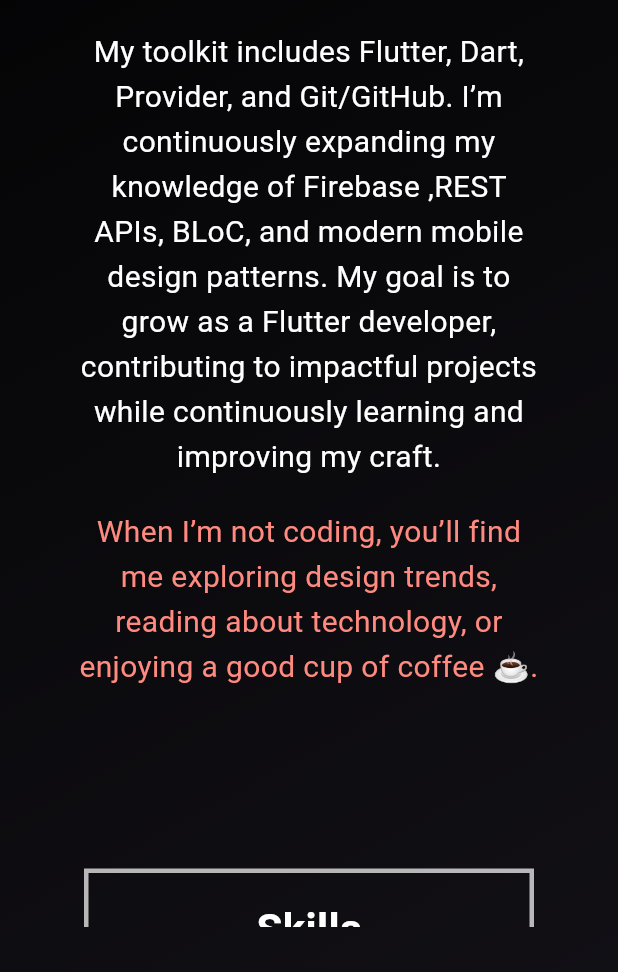
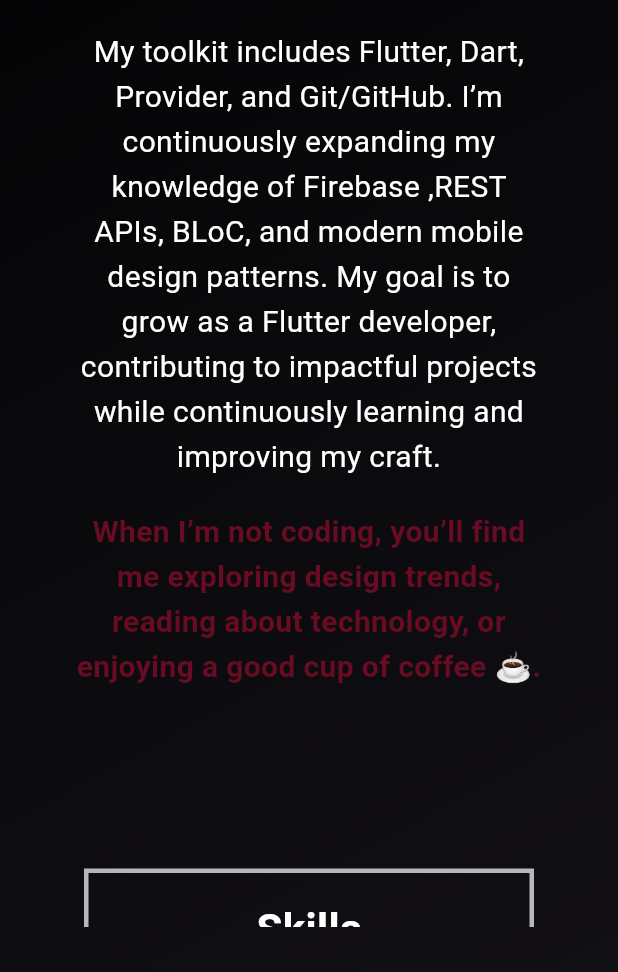
Before and after one commit to klarasameh1/Portfolio, a Flutter app: the screen it shows after launch, scrolled down 1728 dp, on a phone screen of 412 x 824 dp, the part 264-1236 px from its top. Run offline on Flutter 3.47's test engine with Material 3 defaults, Android fonts, the phone set to English and light mode, and no system bars; our stand-ins replace animated_text_kit, font_awesome_flutter.

Commit message:
edit font w and color

```diff
--- a/lib/pages/About/aboutPage.dart
+++ b/lib/pages/About/aboutPage.dart
@@ -123,7 +123,8 @@ class AboutPage extends StatelessWidget {
               textAlign: TextAlign.center,
               style: TextStyle(
                 fontSize: 20,
-                color: Colors.redAccent[100],
+                fontWeight: FontWeight.bold,
+                color: Color(0xff690B22),
                 height: 1.5,
               ),
             ),
```
